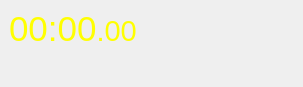
First picture: the form in EliteSpeedrunTool/DisplayInfoDialog.ui, repository GTA5Oracle/EliteSpeedrunTool, before the edit.
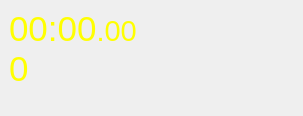
Second picture: the form after the edit. Icons and pictures are not drawn.

Commit message: [feature] Supports counting the number of headshots in the doomsday scenario

Patch:
```diff
--- a/EliteSpeedrunTool/DisplayInfoDialog.ui
+++ b/EliteSpeedrunTool/DisplayInfoDialog.ui
@@ -7,7 +7,7 @@
     <x>0</x>
     <y>0</y>
     <width>303</width>
-    <height>87</height>
+    <height>116</height>
    </rect>
   </property>
   <property name="sizePolicy">
@@ -63,6 +63,27 @@
           </property>
          </widget>
         </item>
+        <item>
+         <widget class="QLabel" name="labAct3Headshot">
+          <property name="sizePolicy">
+           <sizepolicy hsizetype="Minimum" vsizetype="Preferred">
+            <horstretch>0</horstretch>
+            <verstretch>0</verstretch>
+           </sizepolicy>
+          </property>
+          <property name="font">
+           <font>
+            <pointsize>26</pointsize>
+           </font>
+          </property>
+          <property name="styleSheet">
+           <string notr="true">color: rgb(255, 255, 0);</string>
+          </property>
+          <property name="text">
+           <string notr="true">0</string>
+          </property>
+         </widget>
+        </item>
        </layout>
       </item>
       <item>
```
The commit also changes 29 other files.
